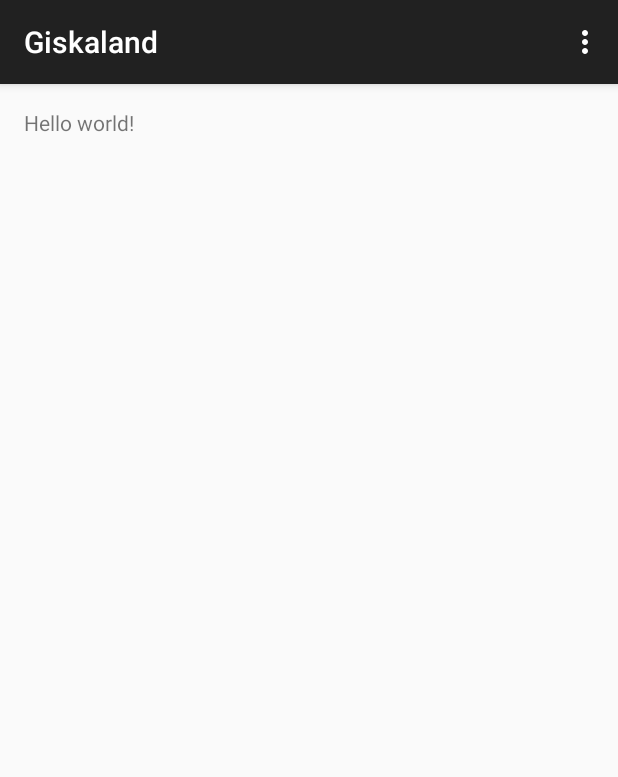
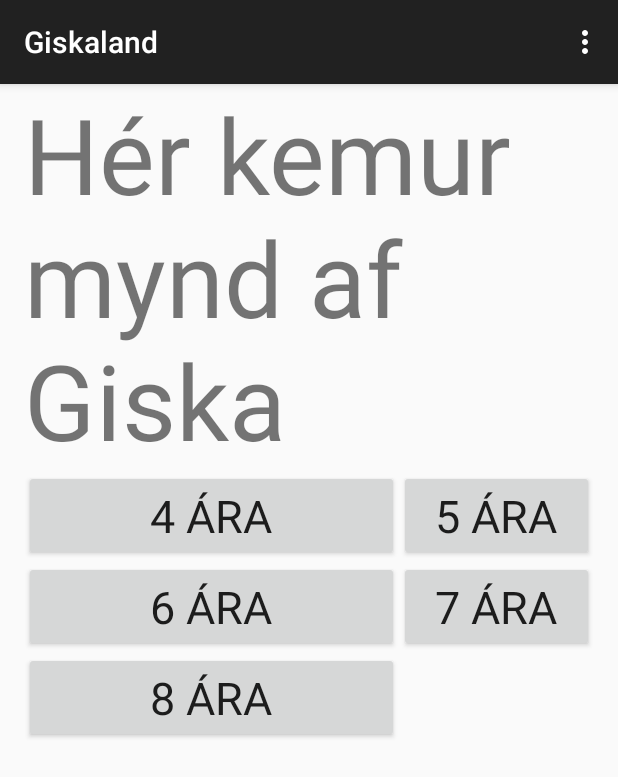
Before and after one commit to sbleika/Giskaland, an Android app: the screen it shows after launch (Upphafsglugginn), on a phone screen of 412 x 824 dp. Shown: the top 777 px of the screen. Run offline under Robolectric (Android 15) with nearby library versions, the phone set to English and light mode, and no system bars.

Commit message:
Grunnútgáfa af tökkum búin til

```diff
--- a/Giskaland/app/src/main/java/gl/giskaland/Upphafsglugginn.java
+++ b/Giskaland/app/src/main/java/gl/giskaland/Upphafsglugginn.java
@@ -4,6 +4,8 @@ import android.support.v7.app.ActionBarActivity;
 import android.os.Bundle;
 import android.view.Menu;
 import android.view.MenuItem;
+import android.widget.Button;
+import android.view.View;
 
 
 public class Upphafsglugginn extends ActionBarActivity {
--- a/Giskaland/app/src/main/res/layout/activity_upphafsglugginn.xml
+++ b/Giskaland/app/src/main/res/layout/activity_upphafsglugginn.xml
@@ -1,11 +1,57 @@
+<?xml version="1.0" encoding="utf-8"?>
 <RelativeLayout xmlns:android="http://schemas.android.com/apk/res/android"
-    xmlns:tools="http://schemas.android.com/tools" android:layout_width="match_parent"
-    android:layout_height="match_parent" android:paddingLeft="@dimen/activity_horizontal_margin"
-    android:paddingRight="@dimen/activity_horizontal_margin"
-    android:paddingTop="@dimen/activity_vertical_margin"
-    android:paddingBottom="@dimen/activity_vertical_margin" tools:context=".Upphafsglugginn">
+    xmlns:tools="http://schemas.android.com/tools"
+    android:layout_width="fill_parent"
+    android:layout_height="fill_parent"
+    android:paddingLeft="16dp"
+    android:paddingRight="16dp"
+    tools:context=".Upphafsglugginn">
 
-    <TextView android:text="@string/hello_world" android:layout_width="wrap_content"
-        android:layout_height="wrap_content" />
+    <!-- Temporary text view -->
+    <TextView
+        android:id="@+id/tmpText"
+        android:text="@string/tmpText"
+        android:layout_width="match_parent"
+        android:layout_height="wrap_content"
+        android:textSize="70sp"/>
+
+    <!-- Buttons for 4-8 years old -->
+
+    <Button
+        android:id="@+id/buttonFourYear"
+        android:text="@string/fourYear"
+        android:onClick="openFourYearActivity"
+        style="@style/button_style"
+        android:layout_below="@+id/tmpText"/>
+
+    <Button
+        android:id="@+id/buttonFiveYear"
+        android:text="@string/fiveYear"
+        android:onClick="openFiveYearActivity"
+        style="@style/button_style"
+        android:layout_below="@+id/tmpText"
+        android:layout_toRightOf="@+id/buttonFourYear"/>
+
+    <Button
+        android:id="@+id/buttonSixYear"
+        android:text="@string/sixYear"
+        android:onClick="openSixYearActivity"
+        style="@style/button_style"
+        android:layout_below="@+id/buttonFourYear"/>
+
+    <Button
+        android:id="@+id/buttonSevenYear"
+        android:text="@string/sevenYear"
+        android:onClick="openSevenYearActivity"
+        style="@style/button_style"
+        android:layout_below="@+id/buttonFiveYear"
+        android:layout_toRightOf="@+id/buttonSixYear"/>
+
+    <Button
+        android:id="@+id/buttonEightYear"
+        android:text="@string/eightYear"
+        android:onClick="openEightYearActivity"
+        style="@style/button_style"
+        android:layout_below="@+id/buttonSixYear"/>
 
 </RelativeLayout>
--- a/Giskaland/app/src/main/res/values/strings.xml
+++ b/Giskaland/app/src/main/res/values/strings.xml
@@ -2,7 +2,17 @@
 <resources>
 
     <string name="app_name">Giskaland</string>
-    <string name="hello_world">Hello world!</string>
     <string name="action_settings">Settings</string>
 
+    <!-- Tmp text -->
+    <string name="tmpText">Hér kemur mynd af Giska</string>
+
+    <!-- Difficulty levels -->
+    <string name="fourYear">4 ára</string>
+    <string name="fiveYear">5 ára</string>
+    <string name="sixYear">6 ára</string>
+    <string name="sevenYear">7 ára</string>
+    <string name="eightYear">8 ára</string>
+
+
 </resources>
--- a/Giskaland/app/src/main/res/values/styles.xml
+++ b/Giskaland/app/src/main/res/values/styles.xml
@@ -5,4 +5,12 @@
         <!-- Customize your theme here. -->
     </style>
 
+    <!-- An idea of a Button style -->
+    <style name = "button_style">
+        <item name="android:layout_width">250dp</item>
+        <item name="android:layout_height">wrap_content</item>
+        <item name ="android:textSize">30sp</item>
+        <item name="android:typeface">sans</item>
+    </style>
+
 </resources>
```
Also changed, not shown: 1 other file.
